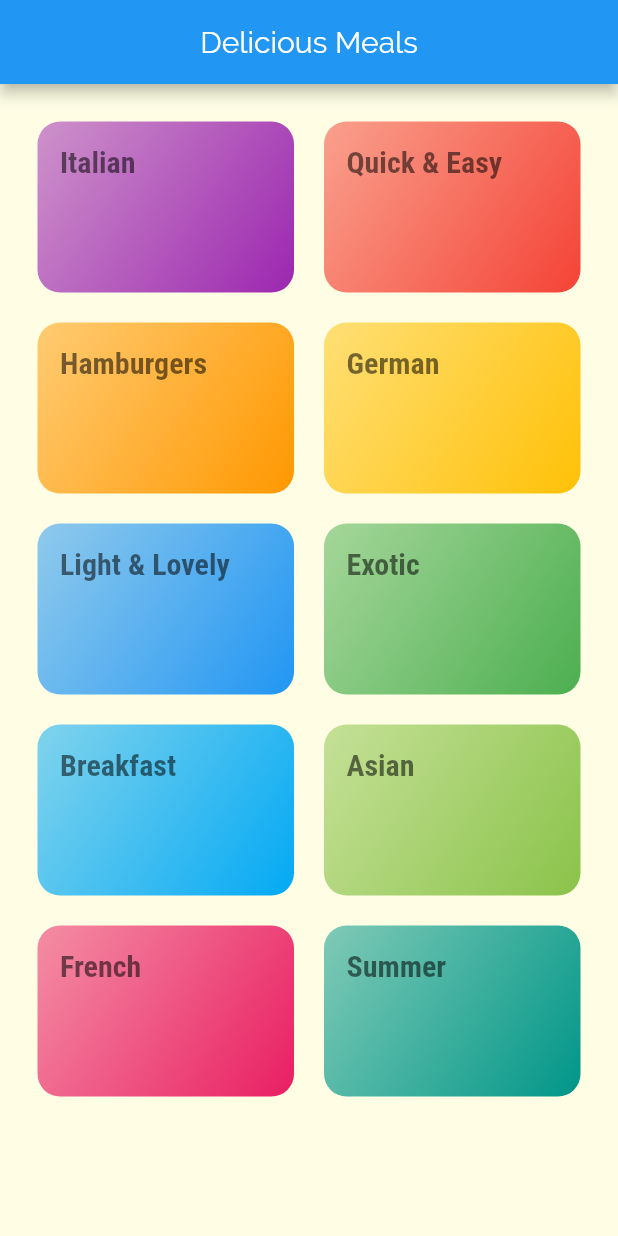
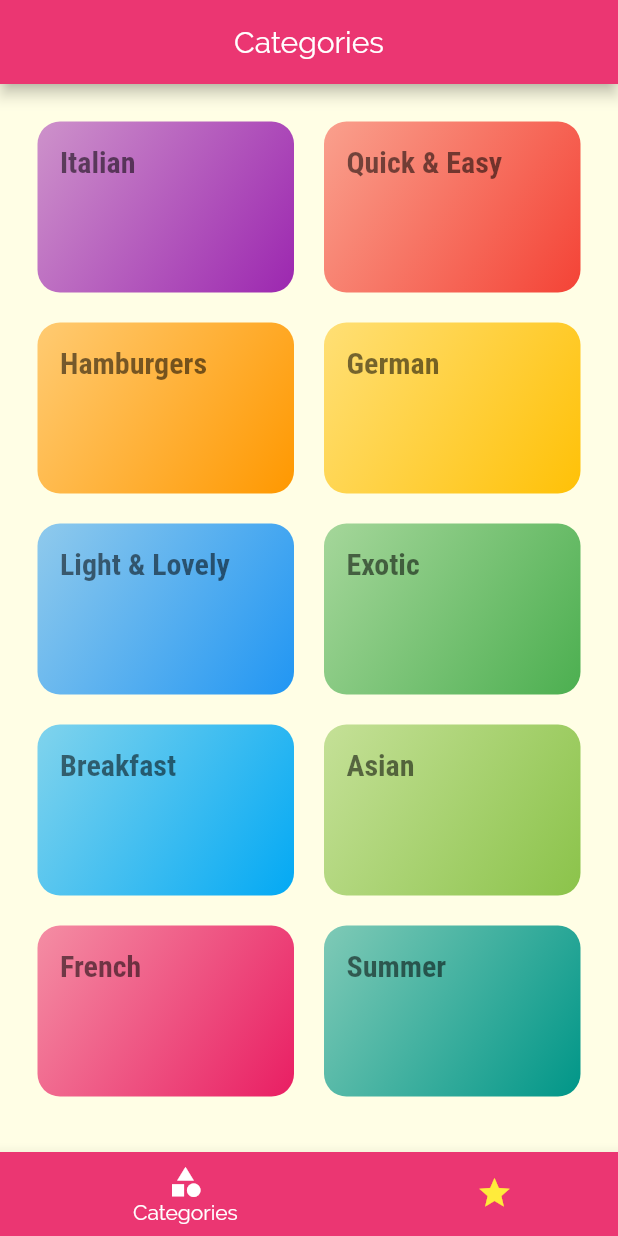
Before and after one commit to VeronikaLo/meals, a Flutter app: the screen it shows after launch, on a phone screen of 412 x 824 dp. Run offline on Flutter 3.47's test engine with Material 2 defaults, Android fonts, the phone set to English and light mode, and no system bars.

Commit message:
add Tab bar

```diff
--- a/meals/lib/main.dart
+++ b/meals/lib/main.dart
@@ -1,5 +1,5 @@
 import 'package:flutter/material.dart';
-import 'package:meals/screens/categories_screen.dart';
+import 'package:meals/screens/tabs_screen.dart';
 import 'package:meals/screens/categoryList_screen.dart';
 import 'package:meals/screens/meal_detail_screen.dart';
 
@@ -16,7 +16,8 @@ class MyApp extends StatelessWidget {
       debugShowCheckedModeBanner: false,
       title: 'Flutter Demo',
       theme: ThemeData(
-        primaryColor: Colors.pink,
+        primarySwatch: Colors.pink,
+        primaryColor: const Color.fromARGB(255, 235, 54, 114),
         colorScheme: ColorScheme.fromSwatch(accentColor: Colors.amber),
         canvasColor: const Color.fromRGBO(255, 254,229,1 ),
         fontFamily: "Raleway",
@@ -32,7 +33,7 @@ class MyApp extends StatelessWidget {
       ),
 
       ),
-      home: const CategoriesScreen(),
+      home: const TabsScreen(),
       routes: {
         '/category_list':(context) => const CategoryListScreen(),
         '/detail_screen':(context) => const MealDetailScreen(),
--- a/meals/lib/screens/categories_screen.dart
+++ b/meals/lib/screens/categories_screen.dart
@@ -7,19 +7,15 @@ class CategoriesScreen extends StatelessWidget {
 
   @override
   Widget build(BuildContext context) {
-    return Scaffold(
-      appBar: AppBar(
-        title: const Text("Delicious Meals"),
-        centerTitle: true,),
-      body: GridView(
+    return GridView(
         padding: const EdgeInsets.all(25),
-      gridDelegate:  const SliverGridDelegateWithMaxCrossAxisExtent(
+        gridDelegate:  const SliverGridDelegateWithMaxCrossAxisExtent(
         maxCrossAxisExtent: 200,
         childAspectRatio: 3/2,
         mainAxisSpacing: 20,
         crossAxisSpacing: 20,),
       children: categories.map((data)=> CategoryItem(data.title, data.color, data.id)).toList(),
-      ),
-    );
+      )
+    ;
   }
 }
--- /dev/null
+++ b/meals/lib/screens/favorites_screen.dart
@@ -0,0 +1,10 @@
+import 'package:flutter/material.dart';
+
+class FavoritesScreen extends StatelessWidget {
+  const FavoritesScreen({super.key});
+
+  @override
+  Widget build(BuildContext context) {
+    return const Center(child: Text("Favorites Screen"),);
+  }
+}
--- /dev/null
+++ b/meals/lib/screens/tabs_screen.dart
@@ -0,0 +1,48 @@
+import 'package:flutter/material.dart';
+import 'package:meals/screens/categories_screen.dart';
+import 'package:meals/screens/favorites_screen.dart';
+
+
+class TabsScreen extends StatefulWidget {
+  const TabsScreen({super.key});
+
+  @override
+  State<TabsScreen> createState() => _TabsScreenState();
+}
+
+class _TabsScreenState extends State<TabsScreen> {
+
+  //List of pages we want to display
+  final List _pages = [
+    {'page': const CategoriesScreen(), 'title': 'Categories'},
+    {'page': const FavoritesScreen(), 'title': 'Your Favorites'},
+
+  ];
+
+  int _selectedPageIndex = 0;
+
+  void _selectPage(int index){
+      setState(() {
+        _selectedPageIndex = index;
+      });
+  }
+
+  @override
+  Widget build(BuildContext context) {
+    return Scaffold(
+      appBar: AppBar(title:  Text(_pages[_selectedPageIndex]['title'],), centerTitle: true, backgroundColor: Theme.of(context).primaryColor),
+      body: _pages[_selectedPageIndex]['page'],
+      bottomNavigationBar: BottomNavigationBar(
+        onTap: _selectPage,
+        backgroundColor: Theme.of(context).primaryColor,
+        unselectedItemColor: Colors.yellow,
+        selectedItemColor: Colors.white,
+        currentIndex: _selectedPageIndex,
+        type: BottomNavigationBarType.shifting,
+        items:  [
+          BottomNavigationBarItem(icon: const Icon(Icons.category), label: "Categories", backgroundColor: Theme.of(context).primaryColor ),
+          BottomNavigationBarItem(icon: const Icon(Icons.star),label: "Favorites", backgroundColor: Theme.of(context).primaryColor ),
+        ],),
+    );
+  }
+}
```
